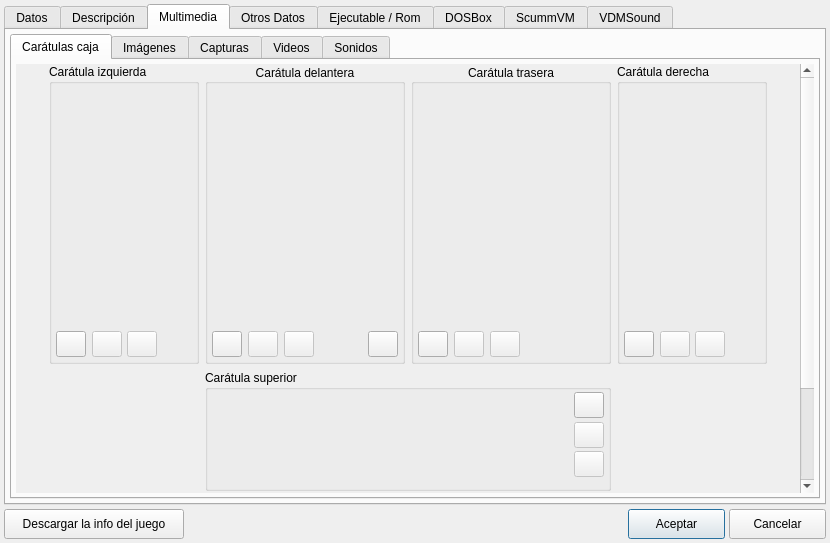
The window that ui/addedit_juego.ui (Monthy/gr-lida) describes before a commit, drawn with Qt 5.
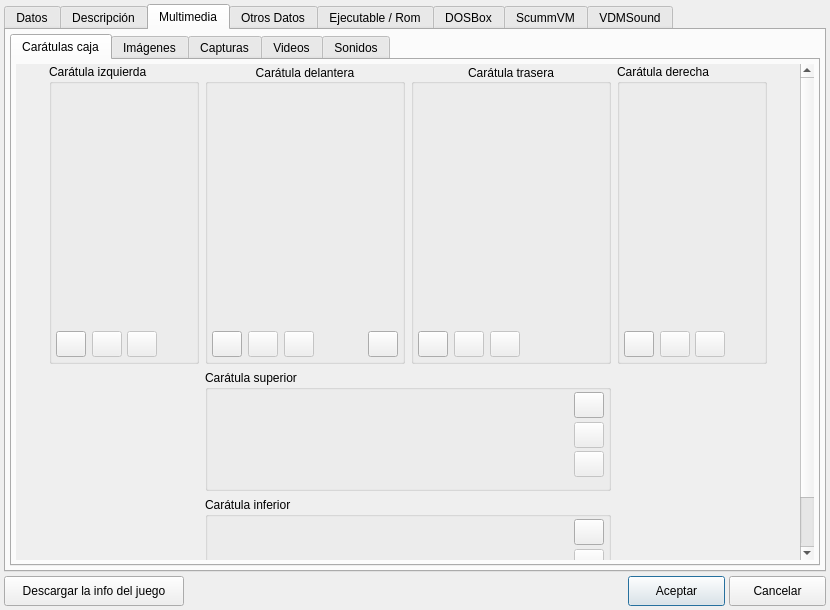
The same window after the commit. The open tabs and pages were chosen to show the change. Icons and pictures are not drawn.

```diff
--- a/ui/addedit_juego.ui
+++ b/ui/addedit_juego.ui
@@ -7,7 +7,7 @@
     <x>0</x>
     <y>0</y>
     <width>830</width>
-    <height>543</height>
+    <height>610</height>
    </rect>
   </property>
   <property name="minimumSize">
@@ -803,7 +803,7 @@
                <rect>
                 <x>0</x>
                 <y>0</y>
-                <width>777</width>
+                <width>730</width>
                 <height>560</height>
                </rect>
               </property>
```
